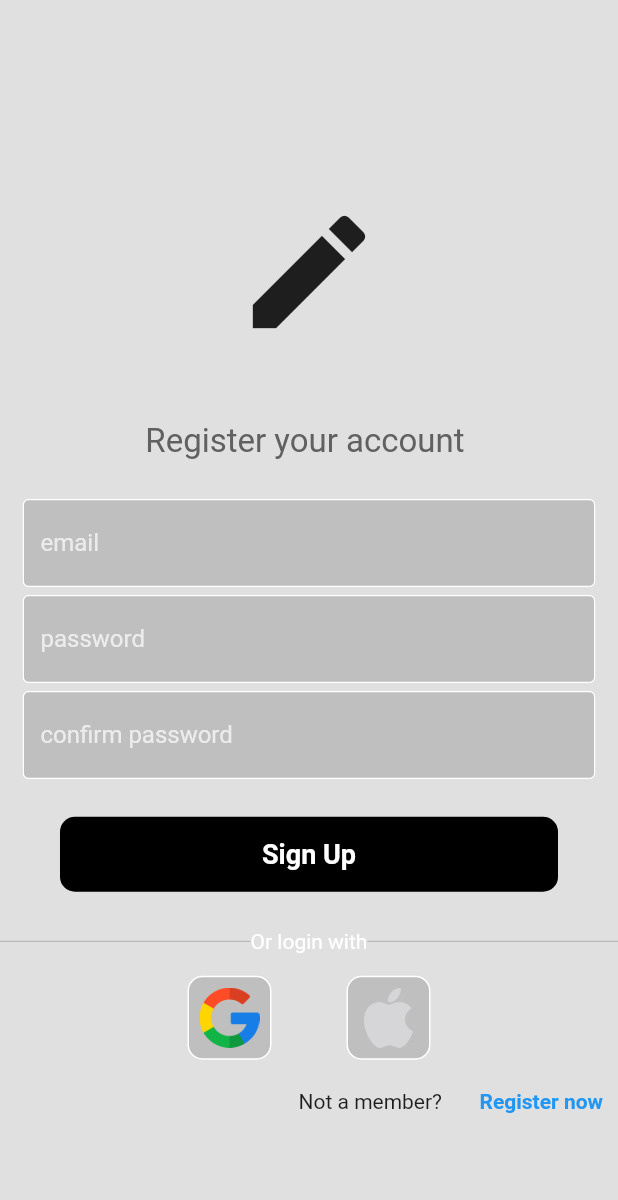
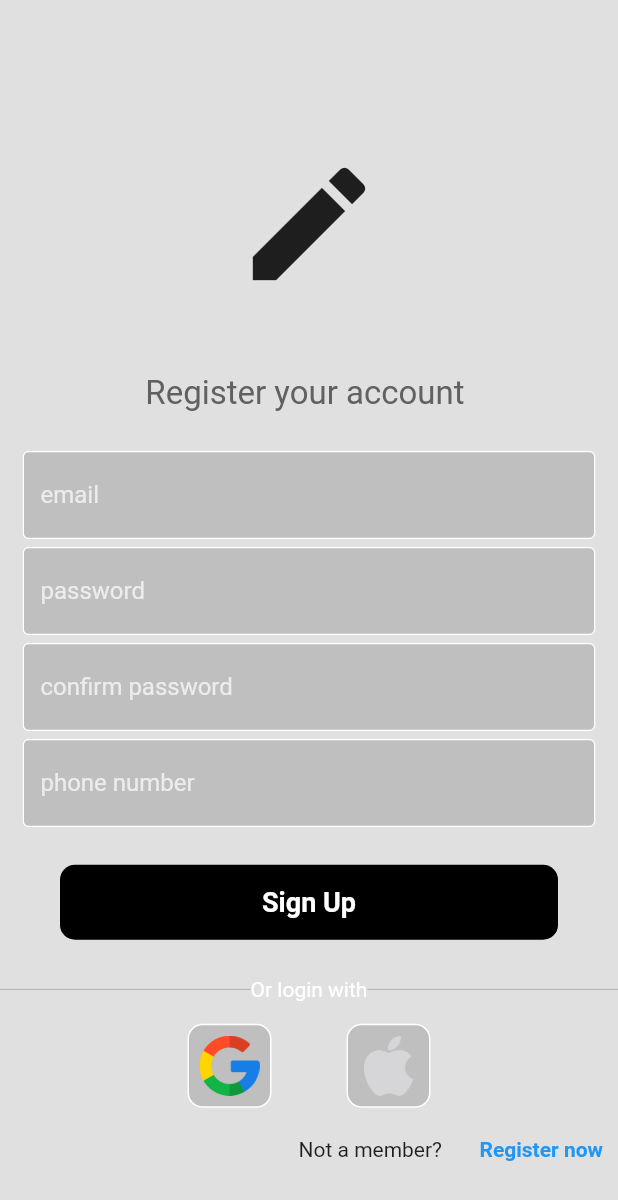
Before and after one commit to kairatkubat/coffee-shop, a Flutter app: the RegisterPage screen opened directly with empty values, on a phone screen of 412 x 824 dp. Shown: the top 1200 px of the screen. Run offline on Flutter 3.47's test engine with Material 2 defaults, Android fonts, the phone set to English and light mode, and no system bars; our stand-ins replace firebase_auth, firebase_core, google_sign_in; accounts and stored records are empty.

Commit message:
adding phone number

```diff
--- a/lib/screens/create_user_page.dart
+++ b/lib/screens/create_user_page.dart
@@ -16,6 +16,7 @@ class _RegisterPageState extends State<RegisterPage> {
   final emailcontroller = TextEditingController();
   final password = TextEditingController();
   final confirmPassword = TextEditingController();
+  final phoneNumber = TextEditingController();
 
   void SignUserInUp() async {
     // user wait loading
@@ -89,6 +90,9 @@ class _RegisterPageState extends State<RegisterPage> {
                  SizedBox(height: 5,),
                  LoginTextField(controller: confirmPassword, hintText: "confirm password", obscureText: true
                  ),
+                  SizedBox(height: 5,),
+                 LoginTextField(controller: phoneNumber, hintText: "phone number", obscureText: false
+                 ),
                 SizedBox(height: 25,),
                 MyButton(onTap: SignUserInUp , String: "Sign Up",
                 ),
--- a/lib/screens/settings.dart
+++ b/lib/screens/settings.dart
@@ -41,7 +41,7 @@ void SignUserOut(){
               mainAxisAlignment: MainAxisAlignment.spaceBetween,
               children: [
                 Text("phone: ", style: stylekey,),
-                Text("+996 709 74 04 67", style: style,)
+                Text(user.phoneNumber.toString(), style: style,)
               ],
             ),
           )
```
